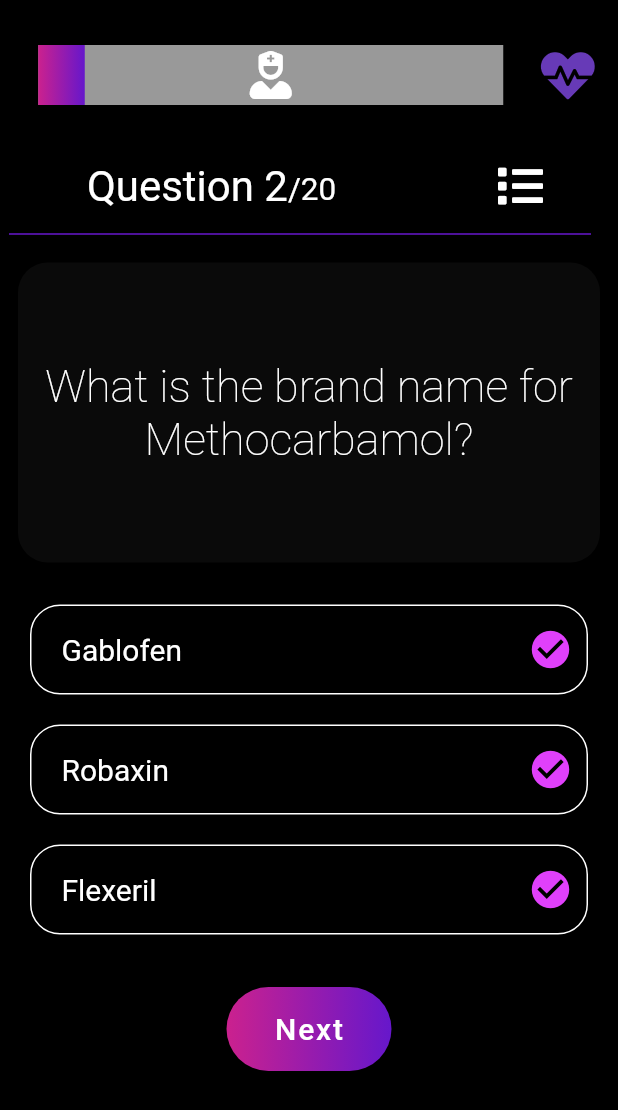
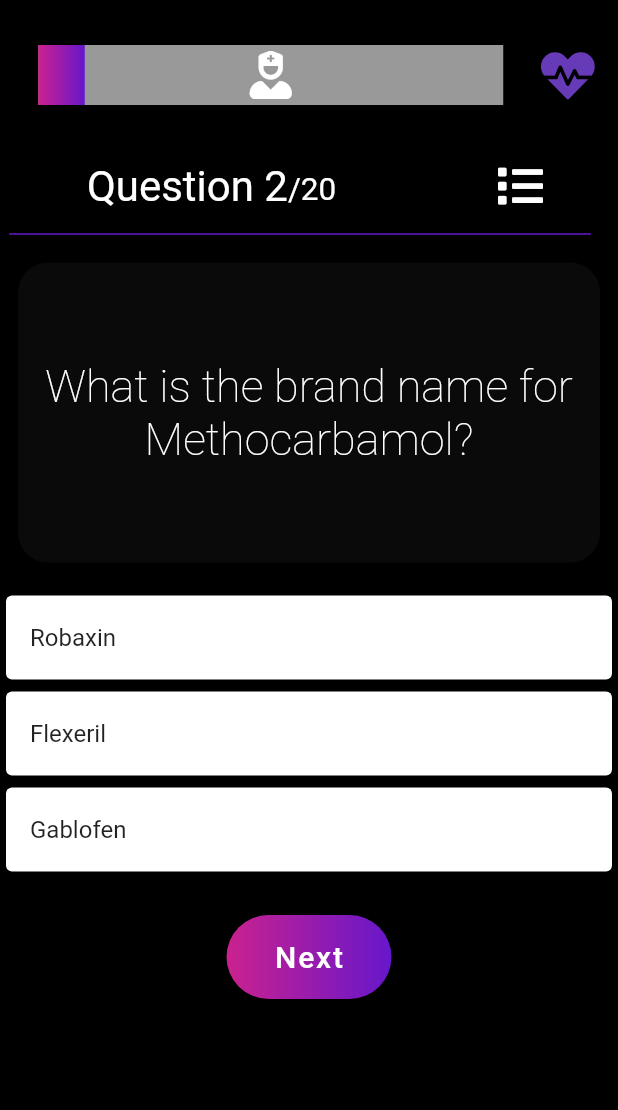
Before and after one commit to kingpush37/pharmu, a Flutter app: the screen it shows after launch, after a tap on "Next", on a phone screen of 412 x 824 dp. Shown: the top 1110 px of the screen. Run offline on Flutter 3.47's test engine with Material 2 defaults, Android fonts, the phone set to English and light mode, and no system bars; drawn by our look-alikes of percent_indicator; our stand-ins replace font_awesome_flutter, google_fonts; Roboto replaces fonts that are missing (Prompt).

Commit message:
fixed answer set state  shuffle

```diff
--- a/lib/question_database.dart
+++ b/lib/question_database.dart
@@ -30,22 +30,20 @@ class QuestionDatabase {
 
 
 
+
+
   String getQuestion() {
     return _questionBank[count].questionText;
   }
 
-  String getAnswer() {
-
-    return _questionBank[count].questionAnswer;
+  List getAnswer() {
+    var list = [_questionBank[count].questionAnswer, _questionBank[count + 1].questionAnswer, _questionBank[count + 2].questionAnswer];
+    list.shuffle();
+    return list;
   }
 
-  String getAnswer2() {
-    return _questionBank[count + 1].questionAnswer;
-  }
 
-  String getAnswer3() {
-    return _questionBank[count + 2].questionAnswer;
-  }
+
 
   int getDataBaseLength() {
     return _questionBank.length;
--- a/lib/questions.dart
+++ b/lib/questions.dart
@@ -9,4 +9,5 @@ class Questions {
     questionText = question;
     questionAnswer = answer;
   }
+
 }
--- a/lib/quiz_page.dart
+++ b/lib/quiz_page.dart
@@ -13,16 +13,21 @@ class QuizPage extends StatefulWidget {
 
   @override
   _QuizPageState createState() => _QuizPageState();
+
 }
 
-  var database = new QuestionDatabase();
-  var random = new Random();
-  var quizLength = database.getDataBaseLength();
+
+ QuestionDatabase database = new QuestionDatabase();
+  int quizLength = database.getDataBaseLength();
+
   var answerCount = 1;
   var count = 1;
   var points = 2;
 
   Question question;
+  Shuffle answer;
+
+
 
   enum Question {
     ONE,
@@ -30,10 +35,29 @@ class QuizPage extends StatefulWidget {
     THREE,
   }
 
+  enum Shuffle {
+    FIRST,
+    SECOND,
+    THIRD,
+  }
 
 
 
 class _QuizPageState extends State<QuizPage> {
+  var getAnswer;
+
+  @override
+  void initState() {
+    // TODO: implement initState
+    super.initState();
+    answerList();
+  }
+
+void answerList() {
+  setState(() {
+  getAnswer = database.getAnswer();
+  });
+}
 
   @override
   Widget build(BuildContext context) {
@@ -145,116 +169,20 @@ class _QuizPageState extends State<QuizPage> {
             SizedBox(
               height: 6.0,
             ),
-            Container(
-              padding: EdgeInsets.only(left: 20.0),
-              margin: EdgeInsets.symmetric(vertical: 10.0, horizontal: 20.0),
-              height: 60.0,
-              decoration: BoxDecoration(
-                border: Border.all(
-                    color: Colors.white, width: 1.0, style: BorderStyle.solid),
-                borderRadius: BorderRadius.circular(20.0),
-              ),
-              child: InkWell(
-                onTap: () {
-                  setState(() {
-                question = Question.ONE;
-                  });
-                },
-                child: Row(
-                  mainAxisAlignment: MainAxisAlignment.spaceBetween,
-                  children: <Widget>[
-                    Text(
-                      database.getAnswer2(),
-                      style: GoogleFonts.prompt(
-                        color: Colors.white,
-                        fontSize: 20.0,
+            Column(
+              children: <Widget>[
+                ListView.builder(
+                  shrinkWrap: true,
+                  itemCount: getAnswer.length,
+                  itemBuilder: (context, index) {
+                    return Card(
+                      child: ListTile(
+                        title: Text(getAnswer[index]),
                       ),
-                    ),
-                    IconButton(
-                      iconSize: 30.0,
-                      icon: FaIcon(
-                        Icons.check_circle,
-                        color: question == Question.ONE ? kActiveColor : kInactiveColor,
-                      ),
-                      onPressed: null,
-                    ),
-                  ],
+                    );
+                  },
                 ),
-              ),
-            ),
-            Container(
-              padding: EdgeInsets.only(left: 20.0),
-              margin: EdgeInsets.symmetric(vertical: 10.0, horizontal: 20.0),
-              height: 60.0,
-              decoration: BoxDecoration(
-                border: Border.all(
-                    color: Colors.white, width: 1.0, style: BorderStyle.solid),
-                borderRadius: BorderRadius.circular(20.0),
-              ),
-              child: InkWell(
-                onTap: () {
-                  setState(() {
-                  question = Question.TWO;
-                  });
-                },
-                child: Row(
-                  mainAxisAlignment: MainAxisAlignment.spaceBetween,
-                  children: <Widget>[
-                    Text(
-                      database.getAnswer(),
-                      style: GoogleFonts.prompt(
-                        color: Colors.white,
-                        fontSize: 20.0,
-                      ),
-                    ),
-                    IconButton(
-                      iconSize: 30.0,
-                      icon: FaIcon(
-                        Icons.check_circle,
-                        color: question == Question.TWO ? kActiveColor : kInactiveColor,
-                      ),
-                      onPressed: null,
-                    ),
-                  ],
-                ),
-              ),
-            ),
-            Container(
-              padding: EdgeInsets.only(left: 20.0),
-              margin: EdgeInsets.symmetric(vertical: 10.0, horizontal: 20.0),
-              height: 60.0,
-              decoration: BoxDecoration(
-                border: Border.all(
-                    color: Colors.white, width: 1.0, style: BorderStyle.solid),
-                borderRadius: BorderRadius.circular(20.0),
-              ),
-              child: InkWell(
-                onTap: () {
-                  setState(() {
-                  question = Question.THREE;
-                  });
-                },
-                child: Row(
-                  mainAxisAlignment: MainAxisAlignment.spaceBetween,
-                  children: <Widget>[
-                    Text(
-                      database.getAnswer3(),
-                      style: GoogleFonts.prompt(
-                        color: Colors.white,
-                        fontSize: 20.0,
-                      ),
-                    ),
-                    IconButton(
-                      iconSize: 30.0,
-                      icon: FaIcon(
-                        Icons.check_circle,
-                        color: question == Question.THREE ? kActiveColor : kInactiveColor,
-                      ),
-                      onPressed: null,
-                    ),
-                  ],
-                ),
-              ),
+              ],
             ),
             SizedBox(
               height: 25.0,
@@ -265,6 +193,7 @@ class _QuizPageState extends State<QuizPage> {
               onPressed: () {
                 setState(() {
                   database.nextQuestion();
+                  answerList();
                   answerCount++;
                   count++;
                   points += 2;
```
Also changed, not shown: lib/constants.dart (line endings or trailing spaces).
